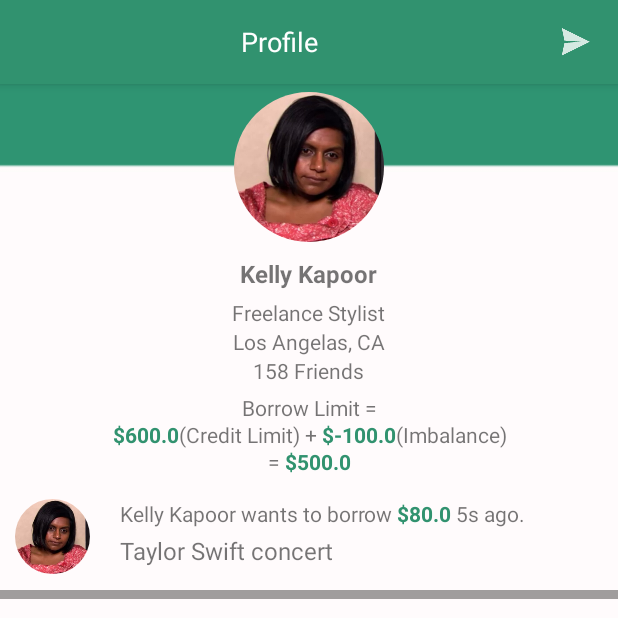
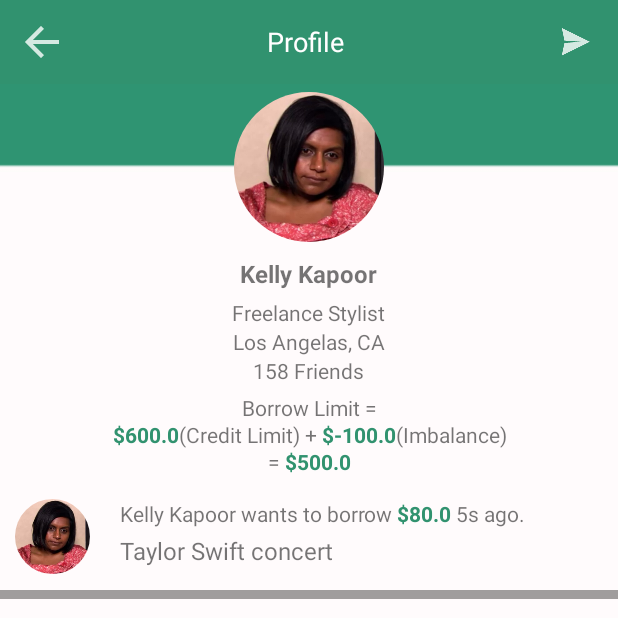
Before and after one commit to claudialuclaudia/Borrow-Android-App, an Android app: the screen it shows after launch (UserActivity), after a tap on an icon or button, on a phone screen of 412 x 824 dp, the top half of it. Run offline under Robolectric (Android 15) with nearby library versions, the phone set to English and light mode, and no system bars; our stand-ins replace CircleImageView.

Commit message:
UserActivity action bar done

```diff
--- a/app/src/main/java/cash/borrow/android/UserActivity.java
+++ b/app/src/main/java/cash/borrow/android/UserActivity.java
@@ -1,13 +1,15 @@
 package cash.borrow.android;
 
-import android.app.ActionBar;
 import android.support.v7.app.AppCompatActivity;
 import android.os.Bundle;
 import android.support.v7.widget.RecyclerView;
 import android.support.v7.widget.Toolbar;
 import android.view.Menu;
 import android.view.MenuItem;
+import android.view.View;
+import android.widget.ImageView;
 import android.widget.ListView;
+import android.widget.Toast;
 
 import java.util.ArrayList;
 import java.util.Collections;
@@ -32,6 +34,8 @@ public class UserActivity extends AppCompatActivity {
 
         Toolbar myToolbar = (Toolbar) findViewById(R.id.my_toolbar);
         setSupportActionBar(myToolbar);
+//        getSupportActionBar().setDisplayHomeAsUpEnabled(true);
+//        getSupportActionBar().setDisplayShowHomeEnabled(true);
 //        getSupportActionBar().setDisplayOptions(ActionBar.DISPLAY_SHOW_CUSTOM);
 //        getSupportActionBar().setCustomView(R.layout.abs_profile);
 
@@ -60,12 +64,20 @@ public class UserActivity extends AppCompatActivity {
         ListView listView = (ListView) findViewById(android.R.id.list);
         listView.setAdapter(userAdapter);
 
+        ImageView imageView = (ImageView) findViewById(R.id.action_back);
+        imageView.setOnClickListener(new View.OnClickListener() {
+            @Override
+            public void onClick(View v) {
+                onBackPressed();
+            }
+        });
+
     }
 
     @Override
     public boolean onCreateOptionsMenu(Menu menu) {
         // Inflate the menu; this adds items to the action bar if it is present.
-        getMenuInflater().inflate(R.menu.main, menu);
+        getMenuInflater().inflate(R.menu.activity_user, menu);
         return true;
     }
 
@@ -77,9 +89,10 @@ public class UserActivity extends AppCompatActivity {
         int id = item.getItemId();
 
         //noinspection SimplifiableIfStatement
-        if (id == R.id.action_item_one) {
-
+        if (id == R.id.action_send) {
+//            onBackPressed();
             // Do something
+            Toast.makeText(this, "I can do nothing because Chase designed nothing--LAZY", Toast.LENGTH_SHORT).show();
             return true;
         }
 
--- a/app/src/main/res/layout/activity_user.xml
+++ b/app/src/main/res/layout/activity_user.xml
@@ -13,8 +13,10 @@
         android:layout_width="match_parent"
         android:layout_height="?attr/actionBarSize"
         android:background="@color/borrowGreen"
-        android:elevation="4dp"
-        tools:ignore="HardcodedText">
+        tools:ignore="HardcodedText"
+        android:layout_alignParentTop="true"
+        android:layout_alignParentLeft="true"
+        android:layout_alignParentStart="true">
 
         <TextView
             android:id="@+id/mytext"
@@ -22,7 +24,7 @@
             android:layout_height="wrap_content"
             android:gravity="center"
             android:text="Profile"
-            android:paddingLeft="5dp"
+            android:paddingLeft="40dp"
             android:paddingRight="5dp"
             android:textColor="@android:color/white"
             android:textSize="18sp"
@@ -45,4 +47,15 @@
         android:layout_height="match_parent"
         android:layout_below="@android:id/list"
         />
+
+    <ImageButton
+        android:id="@+id/action_back"
+        style="?attr/actionButtonStyle"
+        android:layout_width="wrap_content"
+        android:layout_height="wrap_content"
+        android:layout_alignParentLeft="true"
+        android:layout_alignParentStart="true"
+        android:layout_alignTop="@+id/my_toolbar"
+        android:layout_alignBottom="@+id/my_toolbar"
+        android:src="@drawable/ic_action_back" />
 </RelativeLayout>
--- a/app/src/main/res/menu/main.xml
+++ b/app/src/main/res/menu/activity_user.xml
@@ -1,10 +1,12 @@
 <?xml version="1.0" encoding="utf-8"?>
 <menu xmlns:android="http://schemas.android.com/apk/res/android"
     xmlns:app="http://schemas.android.com/apk/res-auto">
+
     <item
-        android:id="@+id/action_item_one"
+        android:id="@+id/action_send"
         android:title="Send"
         android:icon="@drawable/ic_action_send_now"
         app:showAsAction="always"
         />
+
 </menu>
```
Also changed, not shown: app/src/main/res/drawable-hdpi/ic_action_back.png (added), app/src/main/res/drawable-mdpi/ic_action_back.png (added), app/src/main/res/drawable-xhdpi/ic_action_back.png (added), app/src/main/res/drawable-xxhdpi/ic_action_back.png (added).
